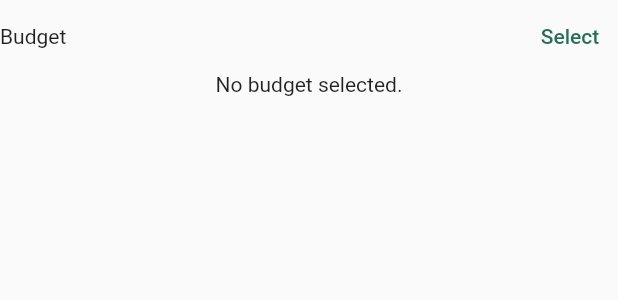
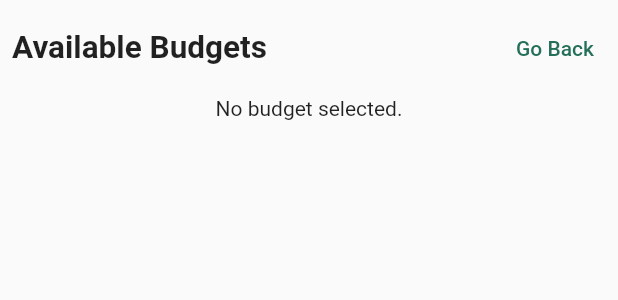
Before and after one commit to michaelzewdu/smuni, a Flutter app: the BudgetSelector widget shown alone on an empty page, opened directly, on a phone screen of 412 x 824 dp. Shown: the top 300 px of the screen. Run offline on Flutter 3.47's test engine with Material 2 defaults, Android fonts, the phone set to English and light mode, and no system bars; our stand-ins replace bloc, flutter_bloc, sqflite; missing offline and left inert: jwt_decode; accounts and stored records are empty.

Commit message:
FEAT: Stylized budget selector modal pop up and small changes to the buttons location and intentions.

```diff
--- a/lib/main.dart
+++ b/lib/main.dart
@@ -6,8 +6,6 @@ import 'package:flutter_bloc/flutter_bloc.dart';
 import 'package:flutter_localizations/flutter_localizations.dart';
 import 'package:smuni_api_client/smuni_api_client.dart';
 import 'package:sqflite/sqflite.dart' as sqflite;
-
-import 'package:smuni_api_client/smuni_api_client.dart';
 
 import 'bloc_observer.dart';
 import 'blocs/blocs.dart';
--- a/lib/screens/Budget/budget_details_page.dart
+++ b/lib/screens/Budget/budget_details_page.dart
@@ -538,6 +538,7 @@ class _BudgetDetailsPageState extends State<BudgetDetailsPage> {
             ),
             actions: widget.actionsListBuilder(context, state),
           ),
+          /*
           SliverToBoxAdapter(
             child: Padding(
               padding: const EdgeInsets.all(8.0),
@@ -552,6 +553,8 @@ class _BudgetDetailsPageState extends State<BudgetDetailsPage> {
               ),
             ),
           ),
+
+           */
           _showAllBudgetExpenses
               ? SliverToBoxAdapter(
                   child: BlocProvider(
--- a/lib/widgets/budget_list_view.dart
+++ b/lib/widgets/budget_list_view.dart
@@ -22,9 +22,11 @@ class BudgetListView extends StatelessWidget {
               return ListTile(
                 title: Text(
                   item.name,
+                  textScaleFactor: 1.3,
                 ),
                 trailing: Text(
                   "${item.allocatedAmount.currency} ${item.allocatedAmount.amount / 100}",
+                  textScaleFactor: 1.3,
                 ),
                 onTap: () => onSelect?.call(item.id),
               );
--- a/lib/widgets/budget_selector.dart
+++ b/lib/widgets/budget_selector.dart
@@ -2,6 +2,8 @@ import 'package:flutter/material.dart';
 import 'package:flutter/widgets.dart';
 import 'package:flutter_bloc/flutter_bloc.dart';
 import 'package:smuni/blocs/budget_list_page.dart';
+import 'package:smuni/models/models.dart';
+import 'package:smuni/utilities.dart';
 
 import 'budget_list_view.dart';
 
@@ -78,17 +80,49 @@ class _BudgetSelectorState extends State<BudgetSelector> {
       final item = itemsState.items[_selectedBudgetId];
       if (item != null) {
         return Column(
+          mainAxisAlignment: MainAxisAlignment.spaceAround,
           children: [
-            Text("Name: ${item.name}"),
-            Text("id: ${item.id}"),
-            Text("createdAt: ${item.createdAt}"),
-            Text("updatedAt: ${item.updatedAt}"),
+            SizedBox(
+              height: 8,
+            ),
             Text(
-              "allocatedAmount: ETB ${item.allocatedAmount.amount / 100}",
+              " ${item.name}",
+              textScaleFactor: 2,
             ),
-            Text("startTime: ${item.startTime}"),
-            Text("endTime: ${item.endTime}"),
-            Text("frequency: ${item.frequency.toJson()}"),
+            SizedBox(height: 50),
+            // Text("id: ${item.id}"),
+            //Text("createdAt: ${item.createdAt}"),
+            //Text("updatedAt: ${item.updatedAt}"),
+            Text(
+              "AllocatedAmount: ETB ${item.allocatedAmount.amount / 100}",
+              textScaleFactor: 1.2,
+            ),
+            Text(
+              "Started On: ${item.startTime.day} ${monthNames[item.startTime.month - 1]} ${item.startTime.year}",
+              textScaleFactor: 1.2,
+            ),
+            Text(
+              "End Date: ${item.endTime.day} ${monthNames[item.endTime.month - 1]} ${item.endTime.year}",
+              textScaleFactor: 1.2,
+            ),
+            item.frequency.kind == FrequencyKind.recurring
+                ? Column(
+                    crossAxisAlignment: CrossAxisAlignment.start,
+                    children: [
+                      Text(
+                        'Frequency: Recurring',
+                        textScaleFactor: 1.2,
+                      ),
+                      Text(
+                        'Recurring Intervals: ${(((item.frequency as Recurring).recurringIntervalSecs) ~/ 86400)} days',
+                        textScaleFactor: 1.2,
+                      )
+                    ],
+                  )
+                : Text(
+                    'Frequency: OneTime',
+                    textScaleFactor: 1.2,
+                  ),
           ],
         );
       } else {
@@ -112,15 +146,20 @@ class _BudgetSelectorState extends State<BudgetSelector> {
   Widget build(BuildContext context) => Column(
         children: [
           // the top bar
-          Row(children: [
+          Padding(
+            padding: const EdgeInsets.all(8.0),
+            child: Row(children: [
               Expanded(
                 child: widget.caption ??
                     const Text(
-                    "Budget",
+                      "Available Budgets",
+                      textScaleFactor: 1.5,
+                      style: TextStyle(fontWeight: FontWeight.bold),
                     ),
               ),
+              if (!_isSelecting)
                 TextButton(
-              child: _isSelecting ? const Text("Cancel") : const Text("Select"),
+                  child: const Text("Go Back"),
                   onPressed: () {
                     setState(() {
                       _isSelecting = !_isSelecting;
@@ -128,6 +167,7 @@ class _BudgetSelectorState extends State<BudgetSelector> {
                   },
                 )
             ]),
+          ),
           BlocBuilder<BudgetListPageBloc, BudgetListPageBlocState>(
               builder: (context, itemsState) {
             if (itemsState is BudgetsLoadSuccess) {
@@ -141,7 +181,7 @@ class _BudgetSelectorState extends State<BudgetSelector> {
                 child: Text("Loading budgets..."),
               );
             }
-            throw Exception("Unhandeled state");
+            throw Exception("Unhandled state");
           })
         ],
       );
```
Also changed, not shown: lib/screens/home_screen.dart (+47 -38 lines). Lines whose indentation alone changed are shown as unchanged.
